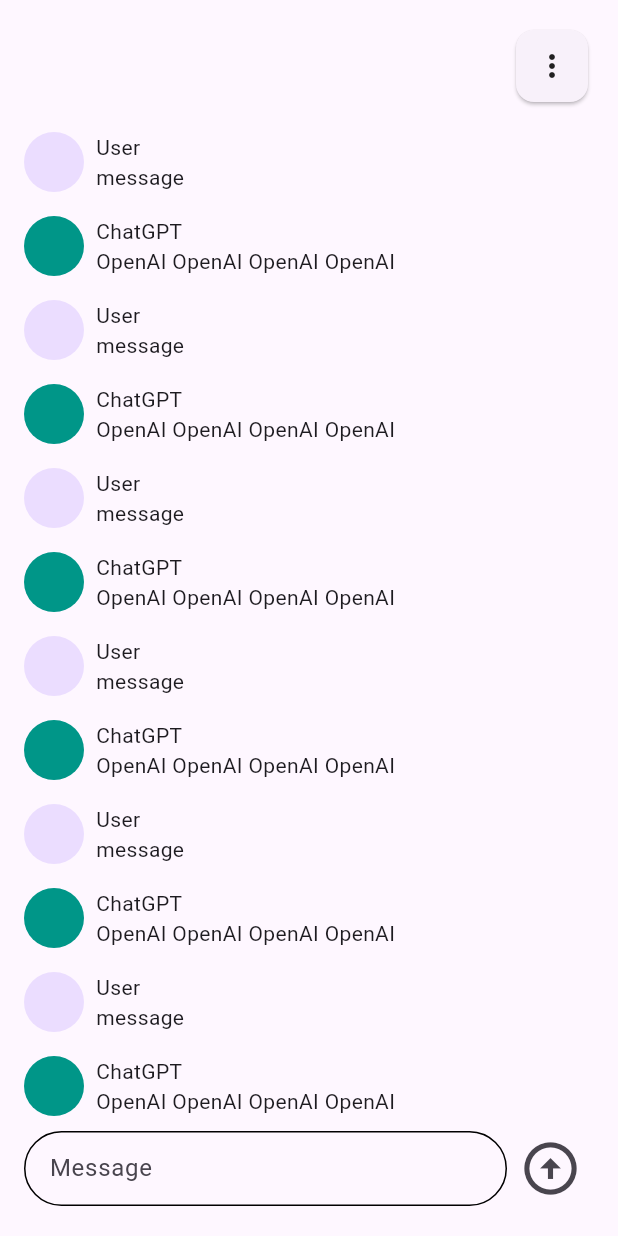
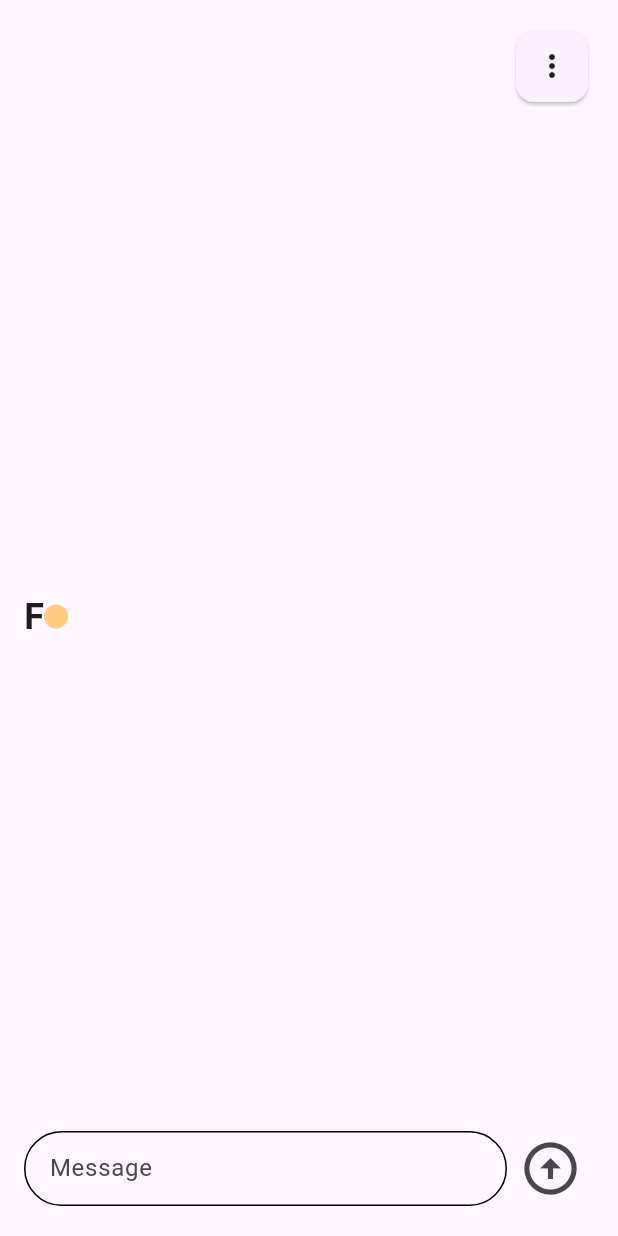
Before and after one commit to ah3243/flutter_chatgpt_app, a Flutter app: the screen it shows after launch, on a phone screen of 412 x 824 dp. Run offline on Flutter 3.47's test engine with Material 2 defaults, Android fonts, the phone set to English and light mode, and no system bars.

Commit message:
feat: implement chat screen with animations
Implemented the chat screen with a dynamic text animation that displays the string 'FastCampus Flutter ChatGPT' character by character. The animation plays forward and then reverses, creating a typing effect. The chat input field remains at the bottom, allowing users to type and send messages. Popup menu added to the top right for additional chat options like 'History', 'Settings', and 'New chat'.

```diff
--- a/lib/main.dart
+++ b/lib/main.dart
@@ -32,7 +32,7 @@ class MyHomePage extends StatefulWidget {
   State<MyHomePage> createState() => _MyHomePageState();
 }
 
-class _MyHomePageState extends State<MyHomePage> {
+class _MyHomePageState extends State<MyHomePage> with TickerProviderStateMixin {
   TextEditingController messageTextController = TextEditingController();
 
   static const String _kStrings = 'FastCampus Flutter ChatGPT';
@@ -40,11 +40,47 @@ class _MyHomePageState extends State<MyHomePage> {
   String get _currentString => _kStrings;
 
   ScrollController scrollController = ScrollController();
+  late Animation<int> _characterCount;
+  late AnimationController animationController;
+
+  setupAnimations() {
+    animationController = AnimationController(
+      vsync: this,
+      duration: const Duration(milliseconds: 2500),
+    );
+    _characterCount = StepTween(
+      begin: 0,
+      end: _currentString.length,
+    ).animate(CurvedAnimation(
+      parent: animationController,
+      curve: Curves.easeIn,
+    ));
+    animationController.addListener(() {
+      setState(() {});
+    });
+    animationController.addStatusListener((status) {
+      if (status == AnimationStatus.completed) {
+        Future.delayed(const Duration(seconds: 1))
+            .then((value) => animationController.reverse());
+      } else if (status == AnimationStatus.dismissed) {
+        Future.delayed(const Duration(seconds: 1))
+            .then((value) => animationController.forward());
+      }
+    });
+    animationController.forward();
+  }
+
+  @override
+  void initState() {
+    super.initState();
+    setupAnimations();
+  }
 
   @override
   void dispose() {
     messageTextController.dispose();
     scrollController.dispose();
+
     super.dispose();
   }
 
@@ -64,70 +100,84 @@ class _MyHomePageState extends State<MyHomePage> {
                     itemBuilder: (context) {
                       return [
                         const PopupMenuItem(
-                          child: ListTile(
-                            title: Text('History'),
-                          ),
-                        ),
+                            child: ListTile(title: Text('History'))),
                         const PopupMenuItem(
-                          child: ListTile(
-                            title: Text('Settings'),
-                          ),
-                        ),
+                            child: ListTile(title: Text('Settings'))),
                         const PopupMenuItem(
-                          child: ListTile(
-                            title: Text('New chat'),
-                          ),
-                        ),
+                            child: ListTile(title: Text('New chat'))),
                       ];
                     },
                   ),
                 ),
               ),
               Expanded(
-                child: Container(
-                  // color: Colors.blue,
-                  // child: const Center(child: Text(_kStrings)),
-                  child: ListView.builder(
-                    itemCount: 100,
-                    itemBuilder: (context, index) {
-                      if (index % 2 == 0) {
-                        return const Padding(
-                          padding: EdgeInsets.symmetric(vertical: 16),
-                          child: Row(
-                            children: [
-                              CircleAvatar(),
-                              SizedBox(width: 8),
-                              Expanded(
-                                child: Column(
-                                  crossAxisAlignment: CrossAxisAlignment.start,
-                                  children: [
-                                    Text('User'),
-                                    Text('message'),
-                                  ],
-                                ),
-                              )
-                            ],
+                child: Padding(
+                  padding: const EdgeInsets.symmetric(vertical: 16),
+                  child: Center(
+                    child: AnimatedBuilder(
+                      animation: _characterCount,
+                      builder: (context, child) {
+                        String text =
+                            _currentString.substring(0, _characterCount.value);
+                        return Row(children: [
+                          Text(
+                            text,
+                            style: const TextStyle(
+                              fontWeight: FontWeight.bold,
+                              fontSize: 24,
+                            ),
                           ),
-                        );
-                      }
-                      return const Row(
-                        children: [
-                          CircleAvatar(backgroundColor: Colors.teal),
-                          SizedBox(width: 8),
-                          Expanded(
-                            child: Column(
-                              crossAxisAlignment: CrossAxisAlignment.start,
-                              children: [
-                                Text('ChatGPT'),
-                                Text('OpenAI OpenAI OpenAI OpenAI'),
-                              ],
-                            ),
-                          )
-                        ],
-                      );
-                    },
+                          CircleAvatar(
+                            radius: 8,
+                            backgroundColor: Colors.orange[200],
+                          ),
+                        ]);
+                      },
+                    ),
                   ),
                 ),
+                // child: Container(
+                //   child: ListView.builder(
+                //     itemCount: 100,
+                //     itemBuilder: (context, index) {
+                //       if (index % 2 == 0) {
+                //         return const Padding(
+                //           padding: EdgeInsets.symmetric(vertical: 16),
+                //           child: Row(
+                //             children: [
+                //               CircleAvatar(),
+                //               SizedBox(width: 8),
+                //               Expanded(
+                //                 child: Column(
+                //                   crossAxisAlignment: CrossAxisAlignment.start,
+                //                   children: [
+                //                     Text('User'),
+                //                     Text('message'),
+                //                   ],
+                //                 ),
+                //               )
+                //             ],
+                //           ),
+                //         );
+                //       }
+                //       return const Row(
+                //         children: [
+                //           CircleAvatar(backgroundColor: Colors.teal),
+                //           SizedBox(width: 8),
+                //           Expanded(
+                //             child: Column(
+                //               crossAxisAlignment: CrossAxisAlignment.start,
+                //               children: [
+                //                 Text('ChatGPT'),
+                //                 Text('OpenAI OpenAI OpenAI OpenAI'),
+                //               ],
+                //             ),
+                //           )
+                //         ],
+                //       );
+                //     },
+                //   ),
+                // ),
               ),
               Dismissible(
                 key: const Key('chat-bar'),
```
